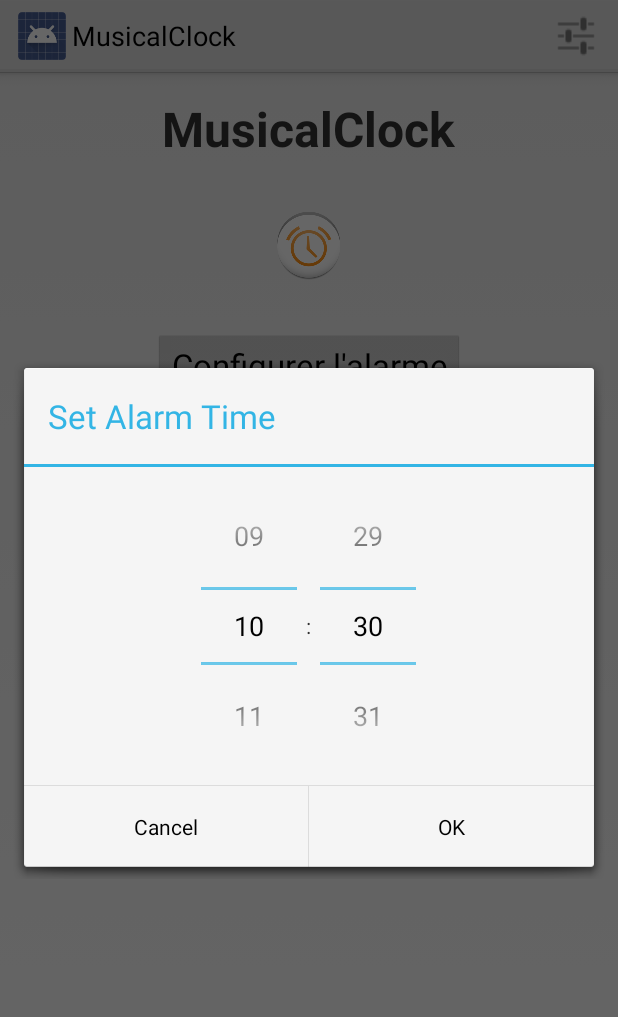
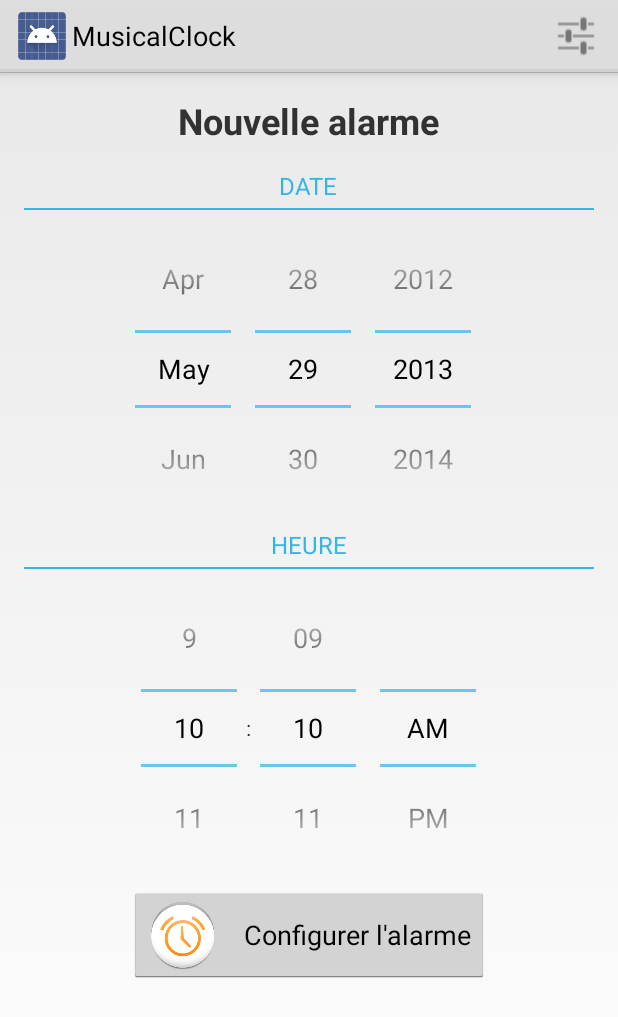
Before and after one commit to tkeunebr/musical-clock, an Android app: the screen it shows after launch (MainActivity), after a tap on an icon or button, on a phone screen of 412 x 824 dp. Shown: the top 1017 px of the screen. Run offline under Robolectric (Android 15) with nearby library versions, the phone set to English and light mode, and no system bars.

Commit message:
Use proper TimePicker and DatePicker

```diff
--- a/MusicalClock/ic07-musical-clock/src/main/java/fr/tkeunebr/ic07/MainActivity.java
+++ b/MusicalClock/ic07-musical-clock/src/main/java/fr/tkeunebr/ic07/MainActivity.java
@@ -3,44 +3,32 @@ package fr.tkeunebr.ic07;
 import android.app.Activity;
 import android.app.AlarmManager;
 import android.app.PendingIntent;
-import android.app.TimePickerDialog;
 import android.content.Context;
 import android.content.Intent;
 import android.os.Bundle;
+import android.text.format.DateFormat;
 import android.view.Menu;
 import android.view.MenuItem;
 import android.view.View;
+import android.widget.DatePicker;
 import android.widget.TimePicker;
 import android.widget.Toast;
 
 import java.util.Calendar;
 
 public class MainActivity extends Activity {
-	private final TimePickerDialog.OnTimeSetListener mOnTimeSetListener = new TimePickerDialog.OnTimeSetListener() {
-		@Override
-		public void onTimeSet(TimePicker timePicker, int hourOfDay, int minute) {
-			Calendar calNow = Calendar.getInstance();
-			Calendar calSet = (Calendar) calNow.clone();
-
-			calSet.set(Calendar.HOUR_OF_DAY, hourOfDay);
-			calSet.set(Calendar.MINUTE, minute);
-			calSet.set(Calendar.SECOND, 0);
-			calSet.set(Calendar.MILLISECOND, 0);
-
-			if (calSet.compareTo(calNow) <= 0) {
-				//Today Set time passed, count to tomorrow
-				calSet.add(Calendar.DATE, 1);
-			}
-
-			setAlarm(calSet);
-		}
-	};
-	private TimePickerDialog mTimePickerDialog;
+	private DatePicker mDatePicker;
+	private TimePicker mTimePicker;
 
 	@Override
 	protected void onCreate(Bundle savedInstanceState) {
 		super.onCreate(savedInstanceState);
+
 		setContentView(R.layout.activity_main);
+		mDatePicker = (DatePicker) findViewById(R.id.date_picker);
+		mTimePicker = (TimePicker) findViewById(R.id.time_picker);
+		mTimePicker.setIs24HourView(DateFormat.is24HourFormat(this));
+		mTimePicker.setCurrentHour(Calendar.getInstance().get(Calendar.HOUR_OF_DAY));
 	}
 
 	@Override
@@ -59,25 +47,25 @@ public class MainActivity extends Activity {
 		return super.onOptionsItemSelected(item);
 	}
 
-	public void openAlarm(View v) {
-		Calendar calendar = Calendar.getInstance();
-		if (mTimePickerDialog == null) {
-			mTimePickerDialog = new TimePickerDialog(
-					this,
-					mOnTimeSetListener,
-					calendar.get(Calendar.HOUR_OF_DAY),
-					calendar.get(Calendar.MINUTE),
-					true);
+	public void setAlarm(View v) {
+		Calendar calNow = Calendar.getInstance();
+		Calendar calSet = (Calendar) calNow.clone();
+
+		calSet.set(Calendar.HOUR_OF_DAY, mTimePicker.getCurrentHour());
+		calSet.set(Calendar.MINUTE, mTimePicker.getCurrentMinute());
+		calSet.set(Calendar.SECOND, 0);
+		calSet.set(Calendar.MILLISECOND, 0);
+
+		if (calSet.compareTo(calNow) <= 0) {
+			//Today Set time passed, count to tomorrow
+			calSet.add(Calendar.DATE, 1);
 		}
-		mTimePickerDialog.setTitle("Set Alarm Time");
-		mTimePickerDialog.show();
-	}
 
-	private void setAlarm(Calendar targetCal) {
-		Toast.makeText(this, "Alarm is set@ " + targetCal.getTime(), Toast.LENGTH_LONG).show();
+		// TODO: use date + time to set alarm
+		Toast.makeText(this, "Alarm is set@ " + calSet.getTime(), Toast.LENGTH_SHORT).show();
 		Intent intent = new Intent(getBaseContext(), AlarmReceiver.class);
 		PendingIntent pendingIntent = PendingIntent.getBroadcast(getBaseContext(), 1, intent, 0);
 		AlarmManager alarmManager = (AlarmManager) getSystemService(Context.ALARM_SERVICE);
-		alarmManager.set(AlarmManager.RTC_WAKEUP, targetCal.getTimeInMillis(), pendingIntent);
+		alarmManager.set(AlarmManager.RTC_WAKEUP, calSet.getTimeInMillis(), pendingIntent);
 	}
 }
--- a/MusicalClock/ic07-musical-clock/src/main/res/layout/activity_main.xml
+++ b/MusicalClock/ic07-musical-clock/src/main/res/layout/activity_main.xml
@@ -1,38 +1,84 @@
-<LinearLayout xmlns:android="http://schemas.android.com/apk/res/android"
+<ScrollView xmlns:android="http://schemas.android.com/apk/res/android"
     xmlns:tools="http://schemas.android.com/tools"
     android:layout_width="match_parent"
     android:layout_height="match_parent"
+    tools:context=".MainActivity">
+
+    <LinearLayout
+        android:layout_width="match_parent"
+        android:layout_height="wrap_content"
         android:paddingLeft="@dimen/activity_horizontal_margin"
         android:paddingRight="@dimen/activity_horizontal_margin"
         android:paddingTop="@dimen/activity_vertical_margin"
         android:paddingBottom="@dimen/activity_vertical_margin"
-    android:orientation="vertical"
-    tools:context=".MainActivity">
+        android:orientation="vertical">
 
         <TextView
             android:layout_width="wrap_content"
             android:layout_height="wrap_content"
             android:textStyle="bold"
-        android:textSize="32sp"
+            android:textSize="24sp"
             android:layout_gravity="center_horizontal"
             android:gravity="center"
-        android:text="@string/app_name" />
+            android:text="@string/new_alarm"
+            android:layout_marginBottom="16dp" />
 
-    <ImageView
+        <TextView
+            android:layout_width="wrap_content"
+            android:layout_height="wrap_content"
+            android:textSize="16sp"
+            android:layout_gravity="center_horizontal"
+            android:gravity="center"
+            android:textColor="@color/holo_blue"
+            android:textAllCaps="true"
+            android:text="@string/date_picker_caption" />
+
+        <View
+            android:layout_width="match_parent"
+            android:layout_height="1dp"
+            android:layout_marginTop="4dp"
+            android:background="@color/holo_blue" />
+
+        <DatePicker
+            android:id="@+id/date_picker"
             android:layout_width="wrap_content"
             android:layout_height="wrap_content"
             android:layout_gravity="center_horizontal"
-        android:layout_marginTop="32dp"
-        android:src="@drawable/ic_launcher" />
+            android:calendarViewShown="false" />
+
+        <TextView
+            android:layout_width="wrap_content"
+            android:layout_height="wrap_content"
+            android:textSize="16sp"
+            android:layout_gravity="center_horizontal"
+            android:gravity="center"
+            android:textColor="@color/holo_blue"
+            android:textAllCaps="true"
+            android:text="@string/time_picker_caption" />
+
+        <View
+            android:layout_width="match_parent"
+            android:layout_height="1dp"
+            android:layout_marginTop="4dp"
+            android:background="@color/holo_blue" />
+
+        <TimePicker
+            android:id="@+id/time_picker"
+            android:layout_width="wrap_content"
+            android:layout_height="wrap_content"
+            android:layout_gravity="center_horizontal" />
 
         <Button
             android:layout_width="wrap_content"
             android:layout_height="wrap_content"
             android:layout_gravity="center"
-        android:layout_marginTop="32dp"
             android:text="@string/open_alarm"
-        android:textSize="22sp"
-        android:onClick="openAlarm"
+            android:textSize="18sp"
+            android:onClick="setAlarm"
+            android:drawableLeft="@drawable/ic_launcher"
+            android:drawablePadding="16dp"
             android:gravity="center" />
 
     </LinearLayout>
+
+</ScrollView>
--- /dev/null
+++ b/MusicalClock/ic07-musical-clock/src/main/res/values/colors.xml
@@ -0,0 +1,4 @@
+<?xml version="1.0" encoding="utf-8"?>
+<resources>
+    <color name="holo_blue">#33B5E5</color>
+</resources>
--- a/MusicalClock/ic07-musical-clock/src/main/res/values/strings.xml
+++ b/MusicalClock/ic07-musical-clock/src/main/res/values/strings.xml
@@ -4,5 +4,8 @@
     <string name="app_name">MusicalClock</string>
     <string name="action_settings">Paramètres</string>
     <string name="open_alarm">Configurer l\'alarme</string>
+    <string name="new_alarm">Nouvelle alarme</string>
+    <string name="date_picker_caption">Date</string>
+    <string name="time_picker_caption">Heure</string>
 
 </resources>
```
Lines whose indentation alone changed are shown as unchanged.
